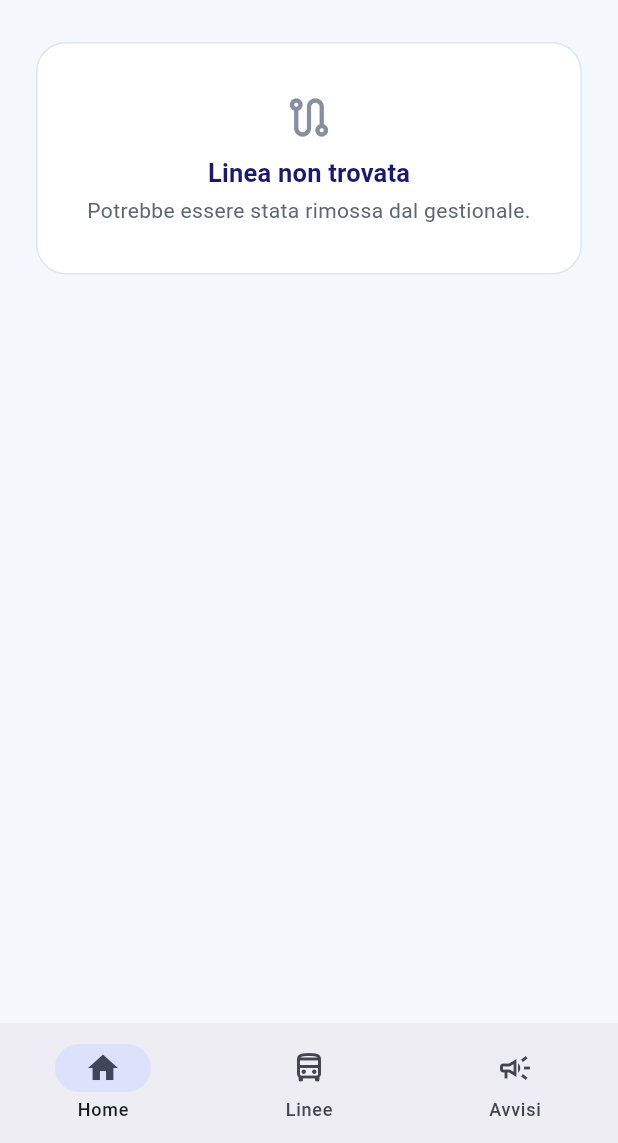
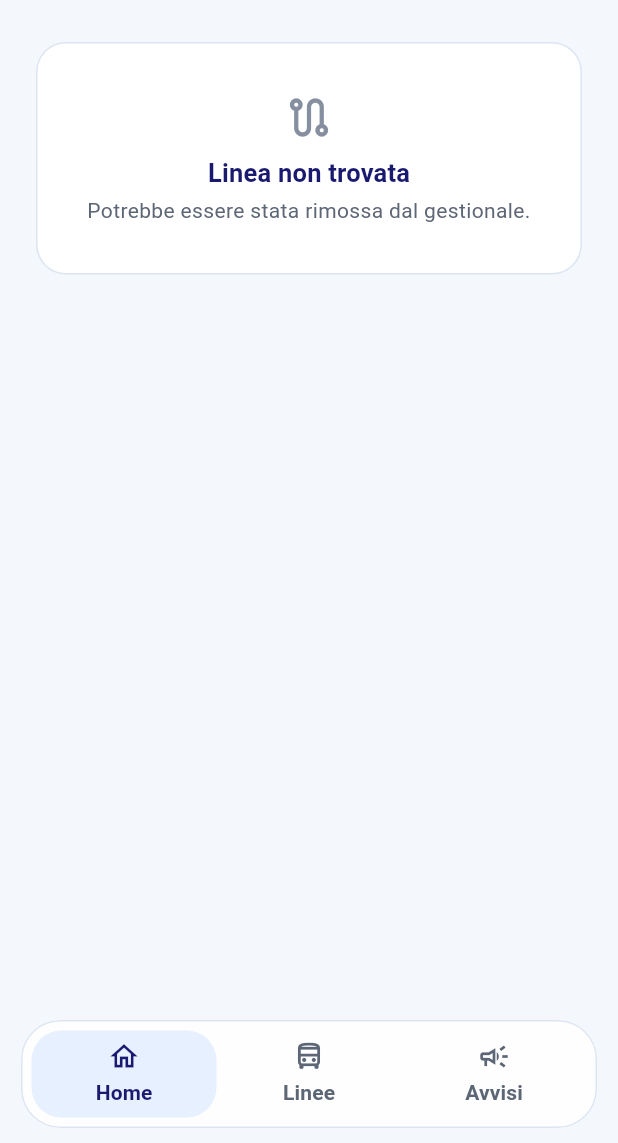
Before and after one commit to AlexMarinucci99/JiVaio-webapp, a Flutter app: the LineDetailPage screen opened directly with empty values, on a phone screen of 412 x 824 dp, the part 93-1236 px from its top. Run offline on Flutter 3.47's test engine with Material 3 defaults, Android fonts, the phone set to English and light mode, and no system bars; our stand-ins replace supabase_flutter, web; missing offline and left inert: dart:js_interop; accounts and stored records are empty.

Commit message:
fix: improve mobile route scrolling and navigation

```diff
--- a/lib/ui/jivaio_app.dart
+++ b/lib/ui/jivaio_app.dart
@@ -1,3 +1,5 @@
+import 'dart:ui' show ImageFilter;
+
 import 'package:flutter/material.dart';
 
 import '../data/jivaio_store.dart';
@@ -194,28 +196,66 @@ class _MobileNavigation extends StatelessWidget {
           '/alerts' => 2,
           _ => 0,
         };
-        return NavigationBar(
-          selectedIndex: index,
-          onDestinationSelected: (i) =>
-              Navigator.of(context)
-                  .pushReplacementNamed(['/', '/lines', '/alerts'][i]),
-          destinations: const [
-            NavigationDestination(
-              icon: Icon(Icons.home_outlined),
-              selectedIcon: Icon(Icons.home),
-              label: 'Home',
+        const labels = ['Home', 'Linee', 'Avvisi'];
+        const routes = ['/', '/lines', '/alerts'];
+        const icons = [
+          Icons.home_outlined,
+          Icons.directions_bus_outlined,
+          Icons.campaign_outlined,
+        ];
+        return SafeArea(
+          top: false,
+          minimum: const EdgeInsets.fromLTRB(14, 6, 14, 10),
+          child: ClipRRect(
+            borderRadius: BorderRadius.circular(26),
+            child: BackdropFilter(
+              filter: ImageFilter.blur(sigmaX: 12, sigmaY: 12),
+              child: Container(
+                decoration: BoxDecoration(
+                  color: Colors.white.withValues(alpha: .90),
+                  borderRadius: BorderRadius.circular(26),
+                  border: Border.all(color: JivaioColors.border),
+                ),
+                padding: const EdgeInsets.all(6),
+                child: Row(
+                  children: [
+                    for (var i = 0; i < labels.length; i++)
+                      Expanded(
+                        child: Semantics(
+                          selected: i == index,
+                          child: TextButton(
+                            onPressed: () =>
+                                Navigator.of(context)
+                                    .pushReplacementNamed(routes[i]),
+                            style: TextButton.styleFrom(
+                              foregroundColor: i == index
+                                  ? JivaioColors.navy
+                                  : JivaioColors.secondary,
+                              backgroundColor: i == index
+                                  ? JivaioColors.blueLight
+                                  : Colors.transparent,
+                              minimumSize: const Size(48, 58),
+                              padding: const EdgeInsets.symmetric(vertical: 5),
+                              shape: RoundedRectangleBorder(
+                                borderRadius: BorderRadius.circular(20),
+                              ),
+                            ),
+                            child: Column(
+                              mainAxisSize: MainAxisSize.min,
+                              children: [
+                                Icon(icons[i], size: 22),
+                                const SizedBox(height: 3),
+                                Text(labels[i]),
+                              ],
+                            ),
+                          ),
+                        ),
+                      ),
+                  ],
+                ),
+              ),
             ),
-            NavigationDestination(
-              icon: Icon(Icons.directions_bus_outlined),
-              selectedIcon: Icon(Icons.directions_bus),
-              label: 'Linee',
-            ),
-            NavigationDestination(
-              icon: Icon(Icons.campaign_outlined),
-              selectedIcon: Icon(Icons.campaign),
-              label: 'Avvisi',
-            ),
-          ],
+          ),
         );
       },
     );
--- a/lib/ui/public_pages.dart
+++ b/lib/ui/public_pages.dart
@@ -560,30 +560,27 @@ class _LineDetailPageState extends State<LineDetailPage> {
                           children: [
                             TabBar(isScrollable: true, tabs: tabs),
                             const SizedBox(height: 18),
-                            SizedBox(
-                              height: 680,
-                              child: TabBarView(
-                                children: directions
-                                    .map(
-                                      (direction) => _DirectionDetail(
+                            AnimatedBuilder(
+                              animation: DefaultTabController.of(context),
+                              builder: (context, _) {
+                                final direction =
+                                    directions[DefaultTabController.of(context)
+                                        .index];
+                                return _DirectionDetail(
                                   key: ValueKey(direction.id),
                                   direction: direction,
                                   line: line,
                                   isCircular: line.isCircular,
                                   initialTripIndex:
-                                            _selectedTrips.value[direction
-                                                .id] ??
-                                            0,
+                                      _selectedTrips.value[direction.id] ?? 0,
                                   onTripSelected: (index) {
                                     _selectedTrips.value = {
                                       ..._selectedTrips.value,
                                       direction.id: index,
                                     };
                                   },
-                                      ),
-                                    )
-                                    .toList(),
-                              ),
+                                );
+                              },
                             ),
                           ],
                         );
@@ -675,8 +672,8 @@ class _DirectionDetailState extends State<_DirectionDetail> {
         ? null
         : trips[_selectedTripIndex.clamp(0, trips.length - 1).toInt()];
     final stops = selectedTrip?.stops ?? direction.stops;
-    return ListView(
-      padding: const EdgeInsets.only(bottom: 24),
+    return Column(
+      crossAxisAlignment: CrossAxisAlignment.stretch,
       children: [
         Card(
           child: Padding(
```
Lines whose indentation alone changed are shown as unchanged.
